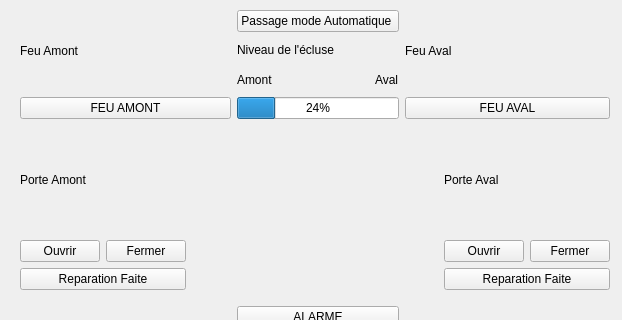
The window that expert.ui (Alpam/Ecluse) describes before a commit, drawn with Qt 5; both pictures show x 0 to 622 and y 0 to 320 of the 622 by 507 pixel window.
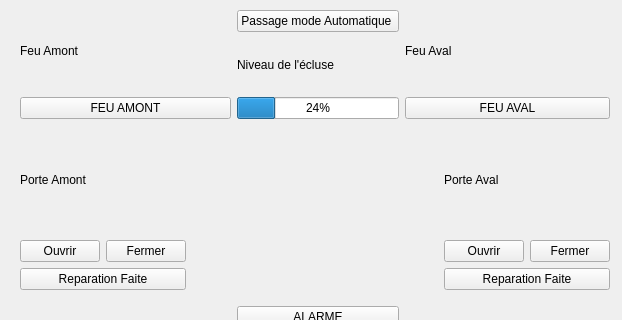
The same window after the commit.

Commit message: Boutons fonctionnels

```diff
--- a/expert.ui
+++ b/expert.ui
@@ -91,40 +91,13 @@
       </item>
       <item row="1" column="0">
        <layout class="QGridLayout" name="gridLayout_9">
-        <item row="1" column="0">
-         <widget class="QLabel" name="label_8">
-          <property name="text">
-           <string>Amont</string>
-          </property>
-         </widget>
-        </item>
-        <item row="1" column="2">
-         <widget class="QLabel" name="label_9">
-          <property name="text">
-           <string>Aval</string>
-          </property>
-         </widget>
-        </item>
-        <item row="0" column="0" colspan="3">
+        <item row="0" column="0" colspan="2">
          <widget class="QLabel" name="label_10">
           <property name="text">
            <string>Niveau de l'écluse</string>
           </property>
          </widget>
         </item>
-        <item row="1" column="1">
-         <spacer name="horizontalSpacer_3">
-          <property name="orientation">
-           <enum>Qt::Horizontal</enum>
-          </property>
-          <property name="sizeHint" stdset="0">
-           <size>
-            <width>40</width>
-            <height>20</height>
-           </size>
-          </property>
-         </spacer>
-        </item>
        </layout>
       </item>
       <item row="0" column="0">
```
